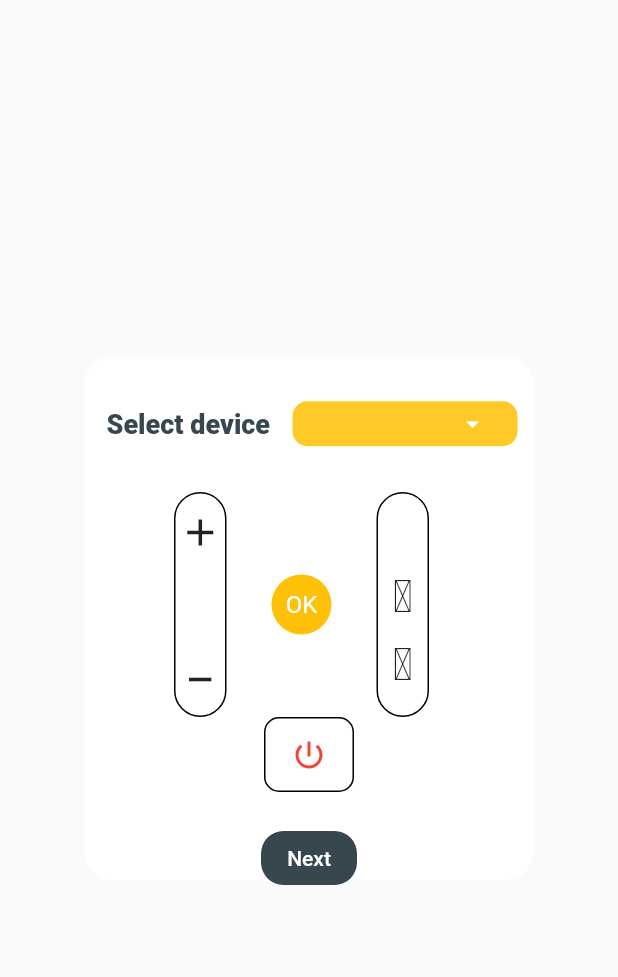
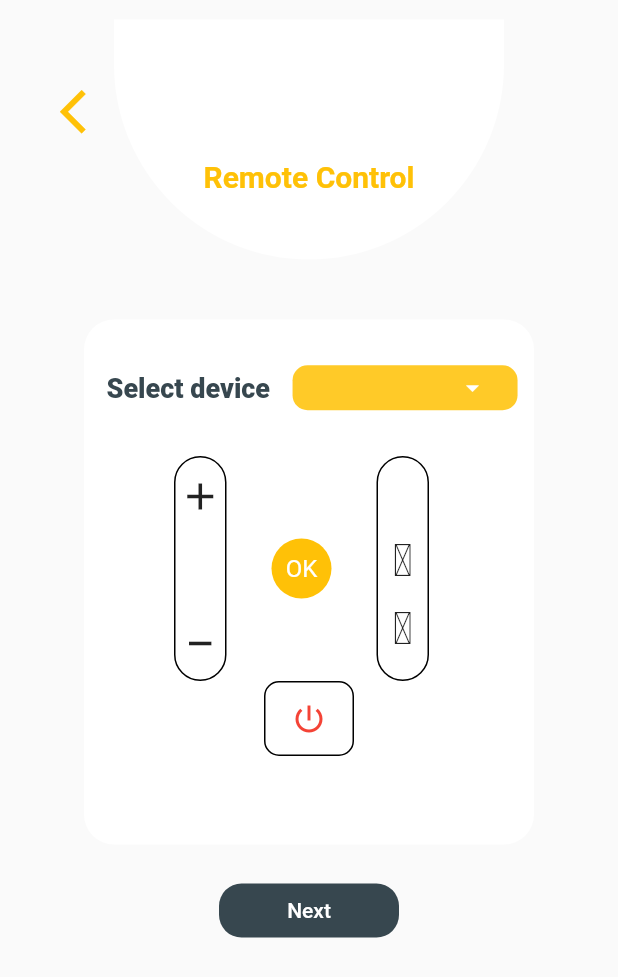
Before and after one commit to ManarAhmeD15/SmartHome_app, a Flutter app: the screen it shows after launch, on a phone screen of 412 x 824 dp. Shown: the top 977 px of the screen. Run offline on Flutter 3.47's test engine with Material 2 defaults, Android fonts, the light colour scheme and no system bars; our stand-ins replace lottie.

Commit message:
Remote control is done

```diff
--- a/lib/modules/remote_control/remote_screen.dart
+++ b/lib/modules/remote_control/remote_screen.dart
@@ -7,12 +7,14 @@ class RemoteScreen extends StatefulWidget {
 
   @override
   State<RemoteScreen> createState() => _RemoteScreenState();
+
 }
 
 class _RemoteScreenState extends State<RemoteScreen> {
 
+
+
   String? value;
-
 
   final items = ['TV', 'Air conditioning', 'Fan', 'Heater'];
 
@@ -35,12 +37,61 @@ class _RemoteScreenState extends State<RemoteScreen> {
 
 
     return Scaffold(
-      body: SafeArea(
-        child:
+      body: Padding(
+        padding: const EdgeInsetsDirectional.only(bottom: 180.0),
+        child: Column(
+          mainAxisAlignment: MainAxisAlignment.center,
+          children: [
+            Container(
+              alignment: Alignment.topCenter,
+              child: Stack(
+                alignment: Alignment.center,
+                children: [
+                  Container(
+                    width: 260.0,
+                    height: 160.0,
+                    decoration: BoxDecoration(
+                      color: Colors.white,
+                      borderRadius: BorderRadius.only(
+                        bottomLeft: Radius.circular(300),
+                        bottomRight: Radius.circular(300),
+                      ),
+                    ),
+                  ),
+                  Padding(
+                    padding: const EdgeInsetsDirectional.only(
+                      end: 300.0,
+                      bottom: 40.0,
+                    ),
+                    child: IconButton(
+                      onPressed: () {},
+                      icon: Icon(
+                        Icons.arrow_back_ios,
+                        size: 35.0,
+                        color: Colors.amber,
+                      ),
+                    ),
+                  ),
+                  Padding(
+                    padding: const EdgeInsetsDirectional.only(top: 50.0,),
+                    child: Text(
+                      'Remote Control',
+                      style: TextStyle(
+                        fontSize: 20.0,
+                        fontWeight: FontWeight.bold,
+                        color: Colors.amber,
+                      ),
+                    ),
+                  ),
+                ],
+              ),
+            ),
+            SizedBox(height: 40.0,),
             Center(
-            child: Padding(
-              padding: const EdgeInsets.symmetric(horizontal: 30.0),
-              child: Container(
+              child: Column(
+                mainAxisAlignment: MainAxisAlignment.center,
+                children: [
+                  Container(
                       width: 300.0,
                       height: 350.0,
                       //color: Colors.white,
@@ -96,7 +147,6 @@ class _RemoteScreenState extends State<RemoteScreen> {
                                   height: 150.0,
                                   decoration: BoxDecoration(
                                     //color:Colors.blueGrey,
-
                                     border: Border.all(color: Colors.black,),
                                     borderRadius: BorderRadius.all(Radius.circular(20)),
 
@@ -123,13 +173,9 @@ class _RemoteScreenState extends State<RemoteScreen> {
                                           ),
                                         ],
                                       ),
-
-
-
                                   ),
                               ),
                               SizedBox(width: 30.0,),
-
                                CircleAvatar(
                                 backgroundColor: Colors.amber,
                                 child: Text(
@@ -152,8 +198,6 @@ class _RemoteScreenState extends State<RemoteScreen> {
 
                                     border: Border.all(color: Colors.black,),
                                     borderRadius: BorderRadius.all(Radius.circular(20)),
-
-
                                   ),
                                   child: Stack(
                                     alignment: Alignment.topCenter,
@@ -177,7 +221,6 @@ class _RemoteScreenState extends State<RemoteScreen> {
                                       ),
                                     ],
                                   ),
-
 
 
                                 ),
@@ -204,16 +247,21 @@ class _RemoteScreenState extends State<RemoteScreen> {
                           // Container(
                           //   width: 100.0,
                           //   height: 30.0,
-
                           SizedBox(
-                        height: 20.0,
+                            height: 10.0,
                           ),
-
-                            Center(
-                              child: Column(
-                                mainAxisAlignment: MainAxisAlignment.end,
-                                  crossAxisAlignment: CrossAxisAlignment.center,
-                                  children:[ TextButton(onPressed: (){},
+                        ],
+                      ),
+        ),
+                ],
+              ),
+            ),
+            SizedBox(height: 20.0,),
+            Column(
+              children:[
+                Container(
+                  width: 120.0,
+                  child: TextButton(onPressed: (){},
                     child:Text('Next'),
                     style: ButtonStyle(
                       foregroundColor: MaterialStateProperty.all(Colors.white),
@@ -223,38 +271,15 @@ class _RemoteScreenState extends State<RemoteScreen> {
                             borderRadius: BorderRadius.circular(15.0),
                           )
                       ),
-
+                    ),
                   ),
                 ),
               ],
             ),
-                            ),
-
-
-
-
-
-
-
-
-
 
           ],
         ),
-
-
-
-
-
-
       ),
-            ),
-          ),
-        ),
-
-
-
-
     );
   }
 }
```
Lines whose indentation alone changed are shown as unchanged.
